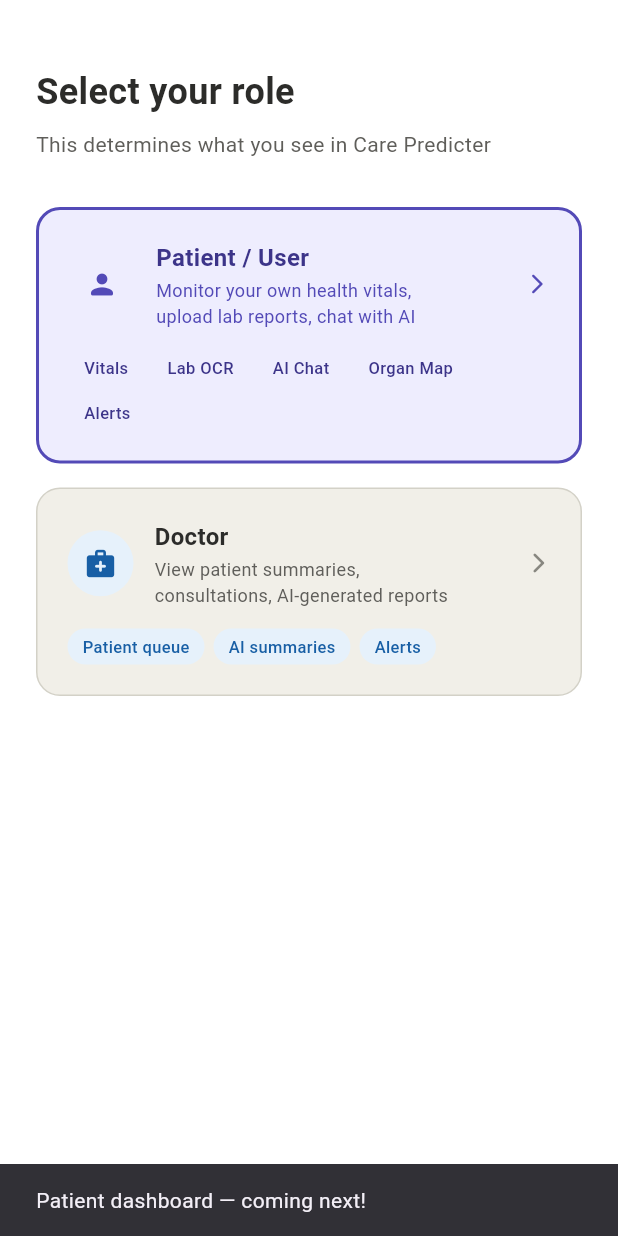
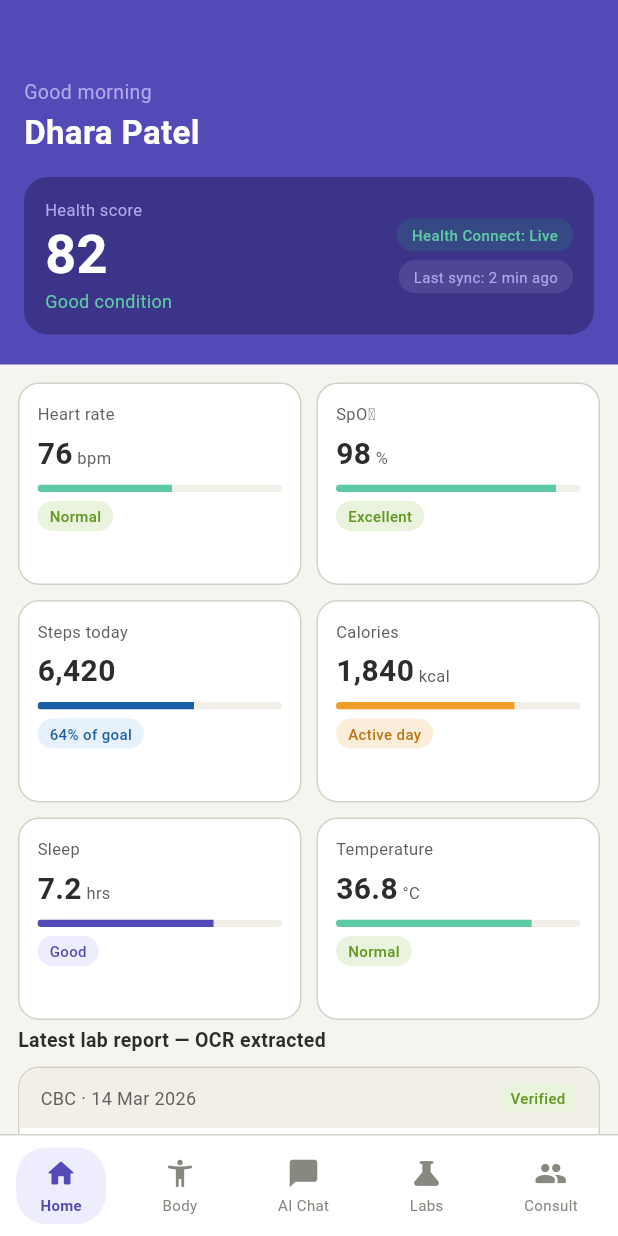
Before and after one commit to RayParth/Care-Predicter, a Flutter app: the RoleSelectScreen screen opened directly, after a tap on "Patient / User", on a phone screen of 412 x 824 dp. Run offline on Flutter 3.47's test engine with Material 3 defaults, Android fonts, the light colour scheme and no system bars; our stand-ins replace firebase_auth, firebase_core, flutter_riverpod, google_sign_in; accounts and stored records are empty.

Commit message:
feat: home dashboard with metric cards and lab report table

```diff
--- a/lib/features/auth/role_select_screen.dart
+++ b/lib/features/auth/role_select_screen.dart
@@ -2,6 +2,7 @@ import 'package:flutter/material.dart';
 import 'package:flutter_riverpod/flutter_riverpod.dart';
 import '../../core/constants/colors.dart';
 import '../../core/providers/auth_provider.dart';
+import '../dashboard/home_screen.dart';
 
 class RoleSelectScreen extends ConsumerWidget {
   const RoleSelectScreen({super.key});
@@ -46,9 +47,10 @@ class RoleSelectScreen extends ConsumerWidget {
                 isHighlighted: true,
                 onTap: () {
                   ref.read(userRoleProvider.notifier).state = 'patient';
-                  ScaffoldMessenger.of(context).showSnackBar(
-                    const SnackBar(
-                      content: Text('Patient dashboard — coming next!'),
+                  Navigator.pushReplacement(
+                    context,
+                    MaterialPageRoute(
+                      builder: (context) => const HomeScreen(),
                     ),
                   );
                 },
--- /dev/null
+++ b/lib/features/dashboard/home_screen.dart
@@ -0,0 +1,389 @@
+import 'package:flutter/material.dart';
+import 'package:flutter_riverpod/flutter_riverpod.dart';
+import '../../core/constants/colors.dart';
+import '../../shared/widgets/bottom_nav_bar.dart';
+import '../../shared/widgets/metric_card.dart';
+
+class HomeScreen extends ConsumerStatefulWidget {
+  const HomeScreen({super.key});
+
+  @override
+  ConsumerState<HomeScreen> createState() => _HomeScreenState();
+}
+
+class _HomeScreenState extends ConsumerState<HomeScreen> {
+  int _currentIndex = 0;
+
+  @override
+  Widget build(BuildContext context) {
+    return Scaffold(
+      backgroundColor: AppColors.background,
+      body: Column(
+        children: [
+          Expanded(
+            child: _buildBody(),
+          ),
+          BottomNavBar(
+            currentIndex: _currentIndex,
+            onTap: (index) {
+              setState(() => _currentIndex = index);
+              // Navigation to other screens will be added later
+              if (index != 0) {
+                ScaffoldMessenger.of(context).showSnackBar(
+                  SnackBar(
+                    content: Text(_getScreenName(index) + ' — coming soon!'),
+                    duration: const Duration(seconds: 1),
+                  ),
+                );
+              }
+            },
+          ),
+        ],
+      ),
+    );
+  }
+
+  String _getScreenName(int index) {
+    switch (index) {
+      case 1: return 'Body organ map';
+      case 2: return 'AI Chat';
+      case 3: return 'Lab upload';
+      case 4: return 'Doctor consult';
+      default: return 'Home';
+    }
+  }
+
+  Widget _buildBody() {
+    return SingleChildScrollView(
+      child: Column(
+        children: [
+          _buildHeader(),
+          const SizedBox(height: 12),
+          _buildMetricGrid(),
+          const SizedBox(height: 4),
+          _buildLabReportSection(),
+          const SizedBox(height: 16),
+        ],
+      ),
+    );
+  }
+
+  Widget _buildHeader() {
+    return Container(
+      width: double.infinity,
+      padding: const EdgeInsets.fromLTRB(16, 52, 16, 20),
+      color: AppColors.primary,
+      child: Column(
+        crossAxisAlignment: CrossAxisAlignment.start,
+        children: [
+          const Text(
+            'Good morning',
+            style: TextStyle(
+              fontSize: 13,
+              color: AppColors.primaryMid,
+            ),
+          ),
+          const SizedBox(height: 2),
+          const Text(
+            'Dhara Patel',
+            style: TextStyle(
+              fontSize: 22,
+              fontWeight: FontWeight.w600,
+              color: AppColors.white,
+            ),
+          ),
+          const SizedBox(height: 14),
+          // Health score card
+          Container(
+            padding: const EdgeInsets.all(14),
+            decoration: BoxDecoration(
+              color: AppColors.primaryDark,
+              borderRadius: BorderRadius.circular(16),
+            ),
+            child: Row(
+              mainAxisAlignment: MainAxisAlignment.spaceBetween,
+              children: [
+                Column(
+                  crossAxisAlignment: CrossAxisAlignment.start,
+                  children: const [
+                    Text(
+                      'Health score',
+                      style: TextStyle(
+                        fontSize: 11,
+                        color: AppColors.primaryMid,
+                      ),
+                    ),
+                    SizedBox(height: 4),
+                    Text(
+                      '82',
+                      style: TextStyle(
+                        fontSize: 36,
+                        fontWeight: FontWeight.w700,
+                        color: AppColors.white,
+                        height: 1,
+                      ),
+                    ),
+                    SizedBox(height: 4),
+                    Text(
+                      'Good condition',
+                      style: TextStyle(
+                        fontSize: 12,
+                        color: AppColors.tealMid,
+                      ),
+                    ),
+                  ],
+                ),
+                Column(
+                  crossAxisAlignment: CrossAxisAlignment.end,
+                  children: [
+                    Container(
+                      padding: const EdgeInsets.symmetric(
+                          horizontal: 10, vertical: 4),
+                      decoration: BoxDecoration(
+                        color: AppColors.teal.withOpacity(0.2),
+                        borderRadius: BorderRadius.circular(20),
+                      ),
+                      child: const Text(
+                        'Health Connect: Live',
+                        style: TextStyle(
+                          fontSize: 10,
+                          color: AppColors.tealMid,
+                          fontWeight: FontWeight.w500,
+                        ),
+                      ),
+                    ),
+                    const SizedBox(height: 6),
+                    Container(
+                      padding: const EdgeInsets.symmetric(
+                          horizontal: 10, vertical: 4),
+                      decoration: BoxDecoration(
+                        color: AppColors.primaryLight.withOpacity(0.1),
+                        borderRadius: BorderRadius.circular(20),
+                      ),
+                      child: const Text(
+                        'Last sync: 2 min ago',
+                        style: TextStyle(
+                          fontSize: 10,
+                          color: AppColors.primaryMid,
+                        ),
+                      ),
+                    ),
+                  ],
+                ),
+              ],
+            ),
+          ),
+        ],
+      ),
+    );
+  }
+
+  Widget _buildMetricGrid() {
+    return Padding(
+      padding: const EdgeInsets.symmetric(horizontal: 12),
+      child: GridView.count(
+        crossAxisCount: 2,
+        shrinkWrap: true,
+        physics: const NeverScrollableScrollPhysics(),
+        crossAxisSpacing: 10,
+        mainAxisSpacing: 10,
+        childAspectRatio: 1.4,
+        children: [
+          MetricCard(
+            label: 'Heart rate',
+            value: '76',
+            unit: 'bpm',
+            status: 'Normal',
+            statusColor: AppColors.success,
+            statusBg: AppColors.successLight,
+            progress: 0.55,
+            progressColor: AppColors.tealMid,
+          ),
+          MetricCard(
+            label: 'SpO₂',
+            value: '98',
+            unit: '%',
+            status: 'Excellent',
+            statusColor: AppColors.success,
+            statusBg: AppColors.successLight,
+            progress: 0.90,
+            progressColor: AppColors.tealMid,
+          ),
+          MetricCard(
+            label: 'Steps today',
+            value: '6,420',
+            unit: '',
+            status: '64% of goal',
+            statusColor: AppColors.blue,
+            statusBg: AppColors.blueLight,
+            progress: 0.64,
+            progressColor: AppColors.blue,
+          ),
+          MetricCard(
+            label: 'Calories',
+            value: '1,840',
+            unit: 'kcal',
+            status: 'Active day',
+            statusColor: AppColors.warning,
+            statusBg: AppColors.warningLight,
+            progress: 0.73,
+            progressColor: const Color(0xFFEF9F27),
+          ),
+          MetricCard(
+            label: 'Sleep',
+            value: '7.2',
+            unit: 'hrs',
+            status: 'Good',
+            statusColor: AppColors.primary,
+            statusBg: AppColors.primaryLight,
+            progress: 0.72,
+            progressColor: AppColors.primary,
+          ),
+          MetricCard(
+            label: 'Temperature',
+            value: '36.8',
+            unit: '°C',
+            status: 'Normal',
+            statusColor: AppColors.success,
+            statusBg: AppColors.successLight,
+            progress: 0.80,
+            progressColor: AppColors.tealMid,
+          ),
+        ],
+      ),
+    );
+  }
+
+  Widget _buildLabReportSection() {
+    return Padding(
+      padding: const EdgeInsets.symmetric(horizontal: 12),
+      child: Column(
+        crossAxisAlignment: CrossAxisAlignment.start,
+        children: [
+          const Text(
+            'Latest lab report — OCR extracted',
+            style: TextStyle(
+              fontSize: 13,
+              fontWeight: FontWeight.w600,
+              color: AppColors.textPrimary,
+            ),
+          ),
+          const SizedBox(height: 8),
+          Container(
+            decoration: BoxDecoration(
+              color: AppColors.white,
+              borderRadius: BorderRadius.circular(14),
+              border: Border.all(color: AppColors.border),
+            ),
+            child: Column(
+              children: [
+                // Header row
+                Container(
+                  padding: const EdgeInsets.symmetric(
+                      horizontal: 14, vertical: 10),
+                  decoration: BoxDecoration(
+                    color: AppColors.surface,
+                    borderRadius: const BorderRadius.only(
+                      topLeft: Radius.circular(14),
+                      topRight: Radius.circular(14),
+                    ),
+                  ),
+                  child: Row(
+                    mainAxisAlignment: MainAxisAlignment.spaceBetween,
+                    children: [
+                      const Text(
+                        'CBC · 14 Mar 2026',
+                        style: TextStyle(
+                          fontSize: 12,
+                          color: AppColors.textSecondary,
+                        ),
+                      ),
+                      Container(
+                        padding: const EdgeInsets.symmetric(
+                            horizontal: 8, vertical: 3),
+                        decoration: BoxDecoration(
+                          color: AppColors.successLight,
+                          borderRadius: BorderRadius.circular(10),
+                        ),
+                        child: const Text(
+                          'Verified',
+                          style: TextStyle(
+                            fontSize: 10,
+                            color: AppColors.success,
+                            fontWeight: FontWeight.w500,
+                          ),
+                        ),
+                      ),
+                    ],
+                  ),
+                ),
+                // Lab rows
+                _buildLabRow('Glucose', '94 mg/dL', 'Normal', false),
+                _buildLabRow('Hemoglobin', '13.2 g/dL', 'Normal', false),
+                _buildLabRow('Cholesterol', '178 mg/dL', 'Normal', false),
+                _buildLabRow('Triglycerides', '140 mg/dL', 'Borderline', false),
+                _buildLabRow('Creatinine', '0.9 mg/dL', 'Normal', true),
+              ],
+            ),
+          ),
+        ],
+      ),
+    );
+  }
+
+  Widget _buildLabRow(
+      String name, String value, String status, bool isLast) {
+    final isNormal = status == 'Normal';
+    return Container(
+      padding: const EdgeInsets.symmetric(horizontal: 14, vertical: 10),
+      decoration: BoxDecoration(
+        border: isLast
+            ? null
+            : Border(
+          bottom: BorderSide(color: AppColors.border, width: 0.5),
+        ),
+      ),
+      child: Row(
+        mainAxisAlignment: MainAxisAlignment.spaceBetween,
+        children: [
+          Text(
+            name,
+            style: const TextStyle(
+              fontSize: 12,
+              color: AppColors.textSecondary,
+            ),
+          ),
+          Row(
+            children: [
+              Text(
+                value,
+                style: const TextStyle(
+                  fontSize: 12,
+                  fontWeight: FontWeight.w500,
+                  color: AppColors.textPrimary,
+                ),
+              ),
+              const SizedBox(width: 8),
+              Container(
+                padding:
+                const EdgeInsets.symmetric(horizontal: 8, vertical: 3),
+                decoration: BoxDecoration(
+                  color: isNormal ? AppColors.successLight : AppColors.warningLight,
+                  borderRadius: BorderRadius.circular(10),
+                ),
+                child: Text(
+                  status,
+                  style: TextStyle(
+                    fontSize: 10,
+                    color: isNormal ? AppColors.success : AppColors.warning,
+                    fontWeight: FontWeight.w500,
+                  ),
+                ),
+              ),
+            ],
+          ),
+        ],
+      ),
+    );
+  }
+}
--- /dev/null
+++ b/lib/shared/widgets/bottom_nav_bar.dart
@@ -0,0 +1,114 @@
+
+import 'package:flutter/material.dart';
+import '../../core/constants/colors.dart';
+
+class BottomNavBar extends StatelessWidget {
+  final int currentIndex;
+  final Function(int) onTap;
+
+  const BottomNavBar({
+    super.key,
+    required this.currentIndex,
+    required this.onTap,
+  });
+
+  @override
+  Widget build(BuildContext context) {
+    return Container(
+      decoration: BoxDecoration(
+        color: AppColors.white,
+        border: Border(
+          top: BorderSide(color: AppColors.border, width: 1),
+        ),
+      ),
+      child: SafeArea(
+        child: Padding(
+          padding: const EdgeInsets.symmetric(vertical: 8),
+          child: Row(
+            mainAxisAlignment: MainAxisAlignment.spaceAround,
+            children: [
+              _NavItem(
+                icon: Icons.home_rounded,
+                label: 'Home',
+                isActive: currentIndex == 0,
+                onTap: () => onTap(0),
+              ),
+              _NavItem(
+                icon: Icons.accessibility_new_rounded,
+                label: 'Body',
+                isActive: currentIndex == 1,
+                onTap: () => onTap(1),
+              ),
+              _NavItem(
+                icon: Icons.chat_bubble_rounded,
+                label: 'AI Chat',
+                isActive: currentIndex == 2,
+                onTap: () => onTap(2),
+              ),
+              _NavItem(
+                icon: Icons.science_rounded,
+                label: 'Labs',
+                isActive: currentIndex == 3,
+                onTap: () => onTap(3),
+              ),
+              _NavItem(
+                icon: Icons.people_rounded,
+                label: 'Consult',
+                isActive: currentIndex == 4,
+                onTap: () => onTap(4),
+              ),
+            ],
+          ),
+        ),
+      ),
+    );
+  }
+}
+
+class _NavItem extends StatelessWidget {
+  final IconData icon;
+  final String label;
+  final bool isActive;
+  final VoidCallback onTap;
+
+  const _NavItem({
+    required this.icon,
+    required this.label,
+    required this.isActive,
+    required this.onTap,
+  });
+
+  @override
+  Widget build(BuildContext context) {
+    return GestureDetector(
+      onTap: onTap,
+      child: Container(
+        padding: const EdgeInsets.symmetric(horizontal: 16, vertical: 6),
+        decoration: BoxDecoration(
+          color: isActive ? AppColors.primaryLight : Colors.transparent,
+          borderRadius: BorderRadius.circular(20),
+        ),
+        child: Column(
+          mainAxisSize: MainAxisSize.min,
+          children: [
+            Icon(
+              icon,
+              size: 22,
+              color: isActive ? AppColors.primary : AppColors.textHint,
+            ),
+            const SizedBox(height: 3),
+            Text(
+              label,
+              style: TextStyle(
+                fontSize: 10,
+                fontWeight:
+                isActive ? FontWeight.w600 : FontWeight.w400,
+                color: isActive ? AppColors.primary : AppColors.textHint,
+              ),
+            ),
+          ],
+        ),
+      ),
+    );
+  }
+}
--- /dev/null
+++ b/lib/shared/widgets/metric_card.dart
@@ -0,0 +1,108 @@
+import 'package:flutter/material.dart';
+import '../../core/constants/colors.dart';
+
+class MetricCard extends StatelessWidget {
+  final String label;
+  final String value;
+  final String unit;
+  final String status;
+  final Color statusColor;
+  final Color statusBg;
+  final double progress;
+  final Color progressColor;
+  final VoidCallback? onTap;
+
+  const MetricCard({
+    super.key,
+    required this.label,
+    required this.value,
+    required this.unit,
+    required this.status,
+    required this.statusColor,
+    required this.statusBg,
+    required this.progress,
+    required this.progressColor,
+    this.onTap,
+  });
+
+  @override
+  Widget build(BuildContext context) {
+    return GestureDetector(
+      onTap: onTap,
+      child: Container(
+        padding: const EdgeInsets.all(12),
+        decoration: BoxDecoration(
+          color: AppColors.white,
+          borderRadius: BorderRadius.circular(14),
+          border: Border.all(color: AppColors.border, width: 1),
+        ),
+        child: Column(
+          crossAxisAlignment: CrossAxisAlignment.start,
+          children: [
+            // Label
+            Text(
+              label,
+              style: const TextStyle(
+                fontSize: 11,
+                color: AppColors.textSecondary,
+              ),
+            ),
+            const SizedBox(height: 4),
+            // Value + unit
+            Row(
+              crossAxisAlignment: CrossAxisAlignment.baseline,
+              textBaseline: TextBaseline.alphabetic,
+              children: [
+                Text(
+                  value,
+                  style: const TextStyle(
+                    fontSize: 20,
+                    fontWeight: FontWeight.w600,
+                    color: AppColors.textPrimary,
+                  ),
+                ),
+                const SizedBox(width: 3),
+                Text(
+                  unit,
+                  style: const TextStyle(
+                    fontSize: 11,
+                    color: AppColors.textSecondary,
+                  ),
+                ),
+              ],
+            ),
+            const SizedBox(height: 6),
+            // Progress bar
+            ClipRRect(
+              borderRadius: BorderRadius.circular(4),
+              child: LinearProgressIndicator(
+                value: progress,
+                backgroundColor: AppColors.surface,
+                valueColor: AlwaysStoppedAnimation<Color>(progressColor),
+                minHeight: 5,
+              ),
+            ),
+            const SizedBox(height: 6),
+            // Status badge
+            Container(
+              padding:
+              const EdgeInsets.symmetric(horizontal: 8, vertical: 3),
+              decoration: BoxDecoration(
+                color: statusBg,
+                borderRadius: BorderRadius.circular(10),
+              ),
+              child: Text(
+                status,
+                style: TextStyle(
+                  fontSize: 10,
+                  color: statusColor,
+                  fontWeight: FontWeight.w500,
+                ),
+              ),
+            ),
+          ],
+        ),
+      ),
+    );
+  }
+}
```
